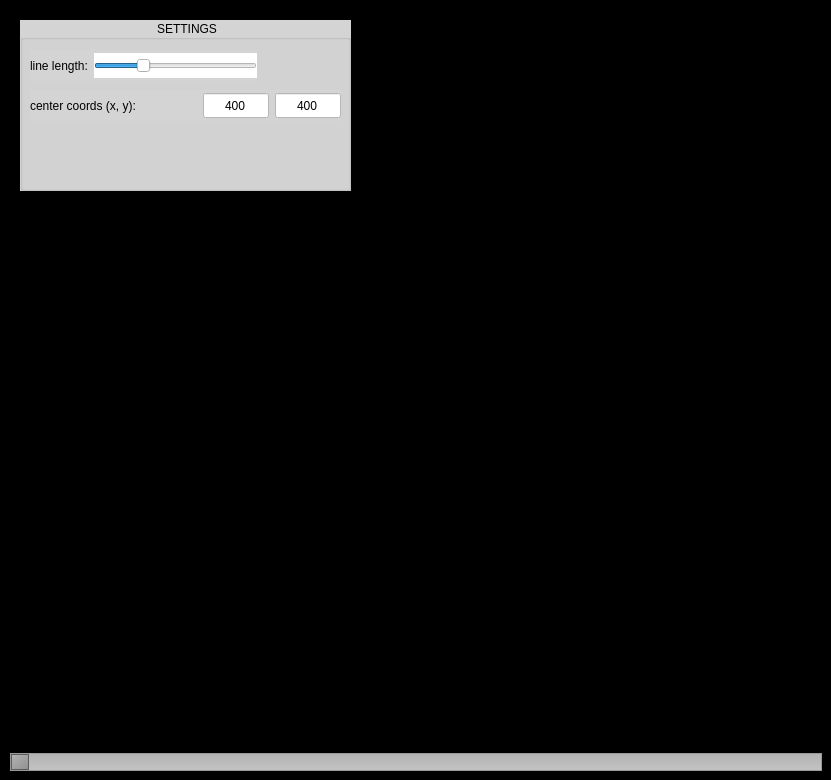
Qt form app/window.ui (tenolly/l-systems) before a commit.
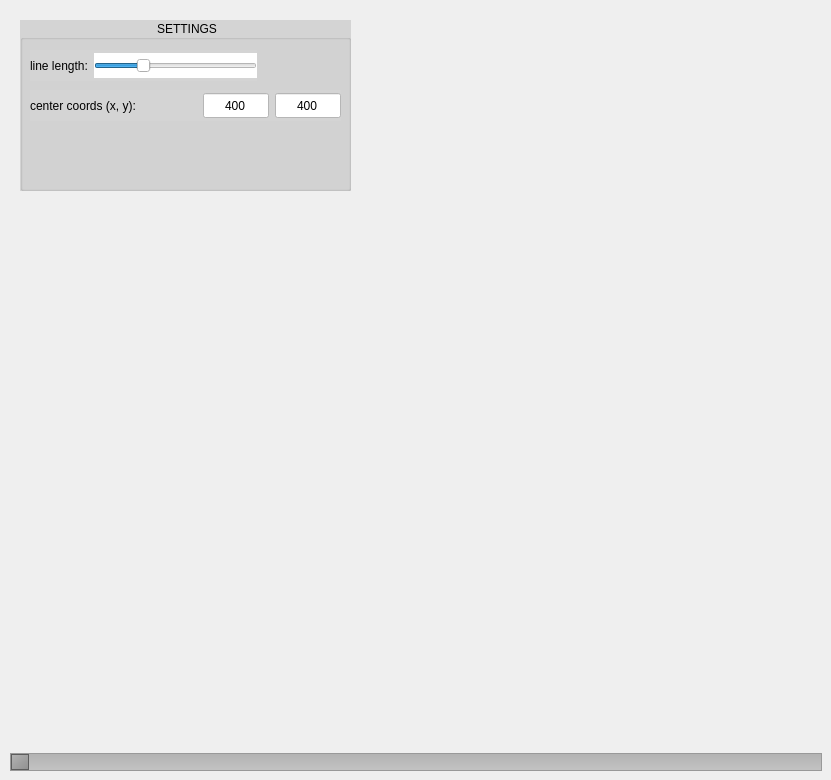
The same form after that commit.

Commit message: change background color

```diff
--- a/app/window.ui
+++ b/app/window.ui
@@ -14,9 +14,12 @@
    <string>L-systems</string>
   </property>
   <property name="styleSheet">
-   <string notr="true">background-color: rgb(0, 0, 0);</string>
+   <string notr="true"/>
   </property>
   <widget class="QWidget" name="centralwidget">
+   <property name="styleSheet">
+    <string notr="true"/>
+   </property>
    <widget class="QGroupBox" name="settings_box">
     <property name="geometry">
      <rect>
```
The commit also changes 1 other file.
